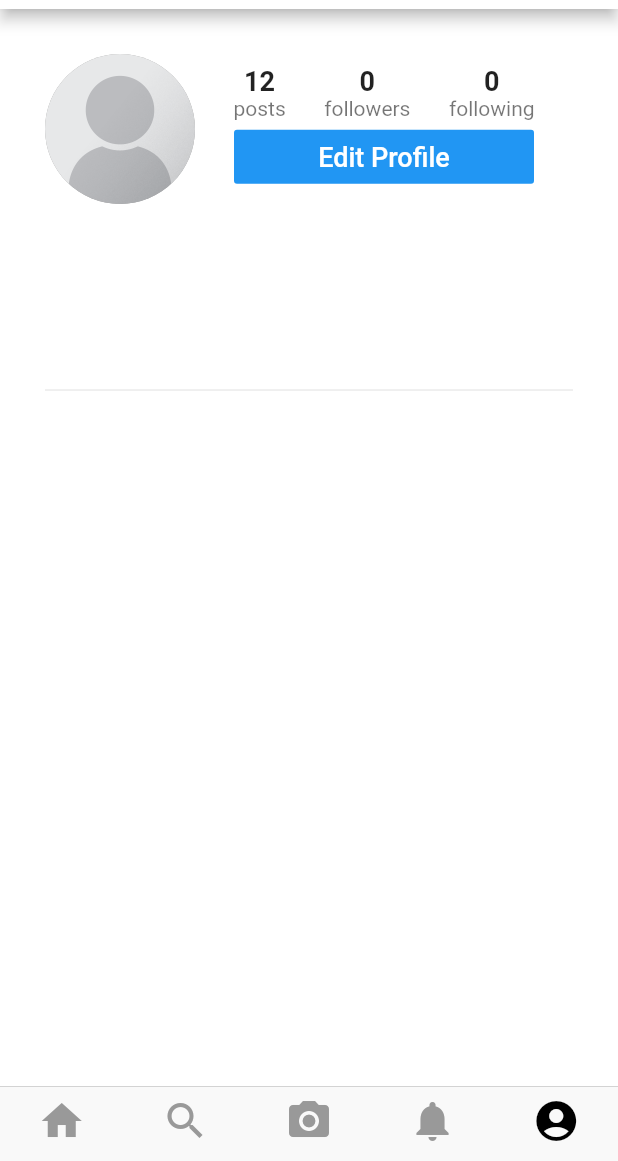
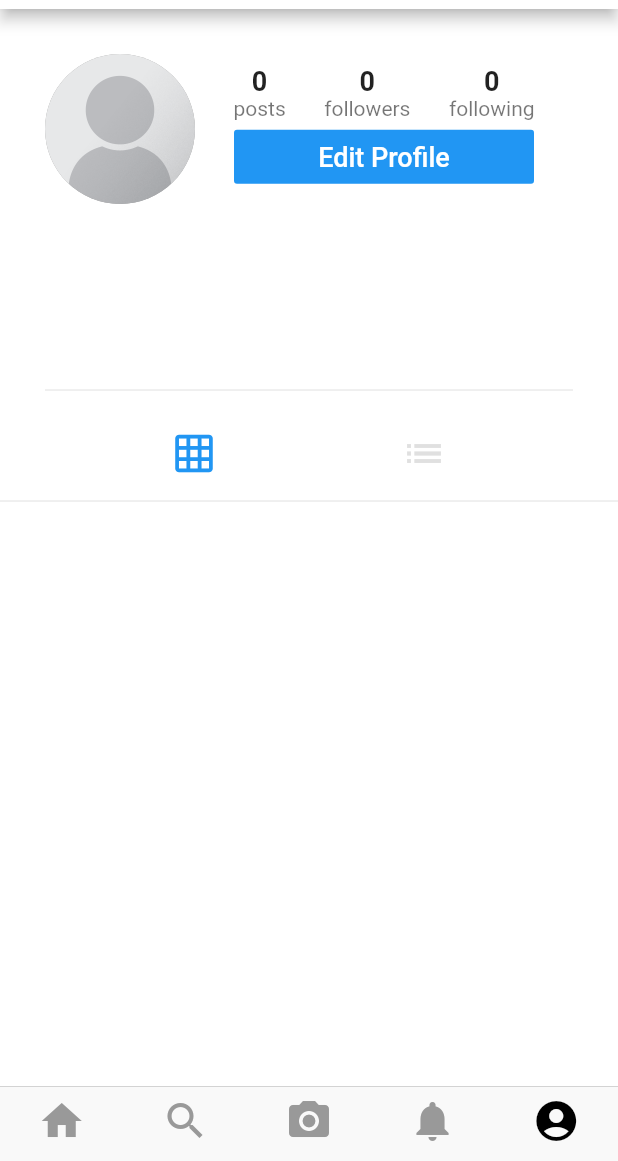
Before and after one commit to MarcusNg/flutter_instagram_clone, a Flutter app: the screen it shows once a user with an empty profile is signed in, swiped to page 5, on a phone screen of 412 x 824 dp, the part 75-1236 px from its top. Run offline on Flutter 3.47's test engine with Material 2 defaults, Android fonts, the phone set to English and light mode, and no system bars; our stand-ins replace cached_network_image, cloud_firestore, firebase_auth, firebase_storage, flutter_image_compress, image_cropper and 1 more; accounts and stored records are empty.

Commit message:
#11: User Profile Posts Gird + List

```diff
--- a/lib/screens/home_screen.dart
+++ b/lib/screens/home_screen.dart
@@ -6,6 +6,7 @@ import 'package:flutter_instagram_clone/screens/create_post_screen.dart';
 import 'package:flutter_instagram_clone/screens/feed_screen.dart';
 import 'package:flutter_instagram_clone/screens/profile_screen.dart';
 import 'package:flutter_instagram_clone/screens/search_screen.dart';
+import 'package:flutter_instagram_clone/services/auth_service.dart';
 import 'package:provider/provider.dart';
 
 class HomeScreen extends StatefulWidget {
--- a/lib/screens/profile_screen.dart
+++ b/lib/screens/profile_screen.dart
@@ -1,10 +1,12 @@
 import 'package:cached_network_image/cached_network_image.dart';
 import 'package:flutter/material.dart';
+import 'package:flutter_instagram_clone/models/post_model.dart';
 import 'package:flutter_instagram_clone/models/user_data.dart';
 import 'package:flutter_instagram_clone/models/user_model.dart';
 import 'package:flutter_instagram_clone/screens/edit_profile_screen.dart';
 import 'package:flutter_instagram_clone/services/database_service.dart';
 import 'package:flutter_instagram_clone/utilities/constants.dart';
+import 'package:flutter_instagram_clone/widgets/post_view.dart';
 import 'package:provider/provider.dart';
 
 class ProfileScreen extends StatefulWidget {
@@ -18,9 +20,12 @@ class ProfileScreen extends StatefulWidget {
 }
 
 class _ProfileScreenState extends State<ProfileScreen> {
-  bool isFollowing = false;
-  int followerCount = 0;
-  int followingCount = 0;
+  bool _isFollowing = false;
+  int _followerCount = 0;
+  int _followingCount = 0;
+  List<Post> _posts = [];
+  int _displayPosts = 0; // 0 - grid, 1 - column
+  User _profileUser;
 
   @override
   void initState() {
@@ -28,6 +33,8 @@ class _ProfileScreenState extends State<ProfileScreen> {
     _setupIsFollowing();
     _setupFollowers();
     _setupFollowing();
+    _setupPosts();
+    _setupProfileUser();
   }
 
   _setupIsFollowing() async {
@@ -36,26 +43,40 @@ class _ProfileScreenState extends State<ProfileScreen> {
       userId: widget.userId,
     );
     setState(() {
-      isFollowing = isFollowingUser;
+      _isFollowing = isFollowingUser;
     });
   }
 
   _setupFollowers() async {
     int userFollowerCount = await DatabaseService.numFollowers(widget.userId);
     setState(() {
-      followerCount = userFollowerCount;
+      _followerCount = userFollowerCount;
     });
   }
 
   _setupFollowing() async {
     int userFollowingCount = await DatabaseService.numFollowing(widget.userId);
     setState(() {
-      followingCount = userFollowingCount;
+      _followingCount = userFollowingCount;
+    });
+  }
+
+  _setupPosts() async {
+    List<Post> posts = await DatabaseService.getUserPosts(widget.userId);
+    setState(() {
+      _posts = posts;
+    });
+  }
+
+  _setupProfileUser() async {
+    User profileUser = await DatabaseService.getUserWithId(widget.userId);
+    setState(() {
+      _profileUser = profileUser;
     });
   }
 
   _followOrUnfollow() {
-    if (isFollowing) {
+    if (_isFollowing) {
       _unfollowUser();
     } else {
       _followUser();
@@ -68,8 +89,8 @@ class _ProfileScreenState extends State<ProfileScreen> {
       userId: widget.userId,
     );
     setState(() {
-      isFollowing = false;
-      followerCount--;
+      _isFollowing = false;
+      _followerCount--;
     });
   }
 
@@ -79,8 +100,8 @@ class _ProfileScreenState extends State<ProfileScreen> {
       userId: widget.userId,
     );
     setState(() {
-      isFollowing = true;
-      followerCount++;
+      _isFollowing = true;
+      _followerCount++;
     });
   }
 
@@ -109,42 +130,18 @@ class _ProfileScreenState extends State<ProfileScreen> {
             width: 200.0,
             child: FlatButton(
               onPressed: _followOrUnfollow,
-              color: isFollowing ? Colors.grey[200] : Colors.blue,
-              textColor: isFollowing ? Colors.black : Colors.white,
+              color: _isFollowing ? Colors.grey[200] : Colors.blue,
+              textColor: _isFollowing ? Colors.black : Colors.white,
               child: Text(
-                isFollowing ? 'Unfollow' : 'Follow',
+                _isFollowing ? 'Unfollow' : 'Follow',
                 style: TextStyle(fontSize: 18.0),
               ),
             ),
           );
   }
 
-  @override
-  Widget build(BuildContext context) {
-    return Scaffold(
-      backgroundColor: Colors.white,
-      appBar: AppBar(
-        backgroundColor: Colors.white,
-        title: Text(
-          'Instagram',
-          style: TextStyle(
-            color: Colors.black,
-            fontFamily: 'Billabong',
-            fontSize: 35.0,
-          ),
-        ),
-      ),
-      body: FutureBuilder(
-        future: usersRef.document(widget.userId).get(),
-        builder: (BuildContext context, AsyncSnapshot snapshot) {
-          if (!snapshot.hasData) {
-            return Center(
-              child: CircularProgressIndicator(),
-            );
-          }
-          User user = User.fromDoc(snapshot.data);
-
-          return ListView(
+  _buildProfileInfo(User user) {
+    return Column(
       children: <Widget>[
         Padding(
           padding: EdgeInsets.fromLTRB(30.0, 30.0, 30.0, 0.0),
@@ -166,7 +163,7 @@ class _ProfileScreenState extends State<ProfileScreen> {
                         Column(
                           children: <Widget>[
                             Text(
-                                    '12',
+                              _posts.length.toString(),
                               style: TextStyle(
                                 fontSize: 18.0,
                                 fontWeight: FontWeight.w600,
@@ -181,7 +178,7 @@ class _ProfileScreenState extends State<ProfileScreen> {
                         Column(
                           children: <Widget>[
                             Text(
-                                    followerCount.toString(),
+                              _followerCount.toString(),
                               style: TextStyle(
                                 fontSize: 18.0,
                                 fontWeight: FontWeight.w600,
@@ -196,7 +193,7 @@ class _ProfileScreenState extends State<ProfileScreen> {
                         Column(
                           children: <Widget>[
                             Text(
-                                    followingCount.toString(),
+                              _followingCount.toString(),
                               style: TextStyle(
                                 fontSize: 18.0,
                                 fontWeight: FontWeight.w600,
@@ -240,7 +237,110 @@ class _ProfileScreenState extends State<ProfileScreen> {
               Divider(),
             ],
           ),
-              )
+        ),
+      ],
+    );
+  }
+
+  _buildToggleButtons() {
+    return Row(
+      mainAxisAlignment: MainAxisAlignment.spaceEvenly,
+      children: <Widget>[
+        IconButton(
+          icon: Icon(Icons.grid_on),
+          iconSize: 30.0,
+          color: _displayPosts == 0
+              ? Theme.of(context).primaryColor
+              : Colors.grey[300],
+          onPressed: () => setState(() {
+            _displayPosts = 0;
+          }),
+        ),
+        IconButton(
+          icon: Icon(Icons.list),
+          iconSize: 30.0,
+          color: _displayPosts == 1
+              ? Theme.of(context).primaryColor
+              : Colors.grey[300],
+          onPressed: () => setState(() {
+            _displayPosts = 1;
+          }),
+        ),
+      ],
+    );
+  }
+
+  _buildTilePost(Post post) {
+    return GridTile(
+      child: Image(
+        image: CachedNetworkImageProvider(post.imageUrl),
+        fit: BoxFit.cover,
+      ),
+    );
+  }
+
+  _buildDisplayPosts() {
+    if (_displayPosts == 0) {
+      // Grid
+      List<GridTile> tiles = [];
+      _posts.forEach(
+        (post) => tiles.add(_buildTilePost(post)),
+      );
+      return GridView.count(
+        crossAxisCount: 3,
+        childAspectRatio: 1.0,
+        mainAxisSpacing: 2.0,
+        crossAxisSpacing: 2.0,
+        shrinkWrap: true,
+        physics: NeverScrollableScrollPhysics(),
+        children: tiles,
+      );
+    } else {
+      // Column
+      List<PostView> postViews = [];
+      _posts.forEach((post) {
+        postViews.add(
+          PostView(
+            currentUserId: widget.currentUserId,
+            post: post,
+            author: _profileUser,
+          ),
+        );
+      });
+      return Column(children: postViews);
+    }
+  }
+
+  @override
+  Widget build(BuildContext context) {
+    return Scaffold(
+      backgroundColor: Colors.white,
+      appBar: AppBar(
+        backgroundColor: Colors.white,
+        title: Text(
+          'Instagram',
+          style: TextStyle(
+            color: Colors.black,
+            fontFamily: 'Billabong',
+            fontSize: 35.0,
+          ),
+        ),
+      ),
+      body: FutureBuilder(
+        future: usersRef.document(widget.userId).get(),
+        builder: (BuildContext context, AsyncSnapshot snapshot) {
+          if (!snapshot.hasData) {
+            return Center(
+              child: CircularProgressIndicator(),
+            );
+          }
+          User user = User.fromDoc(snapshot.data);
+          return ListView(
+            children: <Widget>[
+              _buildProfileInfo(user),
+              _buildToggleButtons(),
+              Divider(),
+              _buildDisplayPosts(),
             ],
           );
         },
--- a/lib/services/database_service.dart
+++ b/lib/services/database_service.dart
@@ -105,6 +105,17 @@ class DatabaseService {
     return posts;
   }
 
+  static Future<List<Post>> getUserPosts(String userId) async {
+    QuerySnapshot userPostsSnapshot = await postsRef
+        .document(userId)
+        .collection('usersPosts')
+        .orderBy('timestamp', descending: true)
+        .getDocuments();
+    List<Post> posts =
+        userPostsSnapshot.documents.map((doc) => Post.fromDoc(doc)).toList();
+    return posts;
+  }
+
   static Future<User> getUserWithId(String userId) async {
     DocumentSnapshot userDocSnapshot = await usersRef.document(userId).get();
     if (userDocSnapshot.exists) {
```
Also changed, not shown: lib/screens/feed_screen.dart (+6 -114 lines), lib/widgets/post_view.dart (added, +126 -0 lines), 2 other files. Lines whose indentation alone changed are shown as unchanged.
